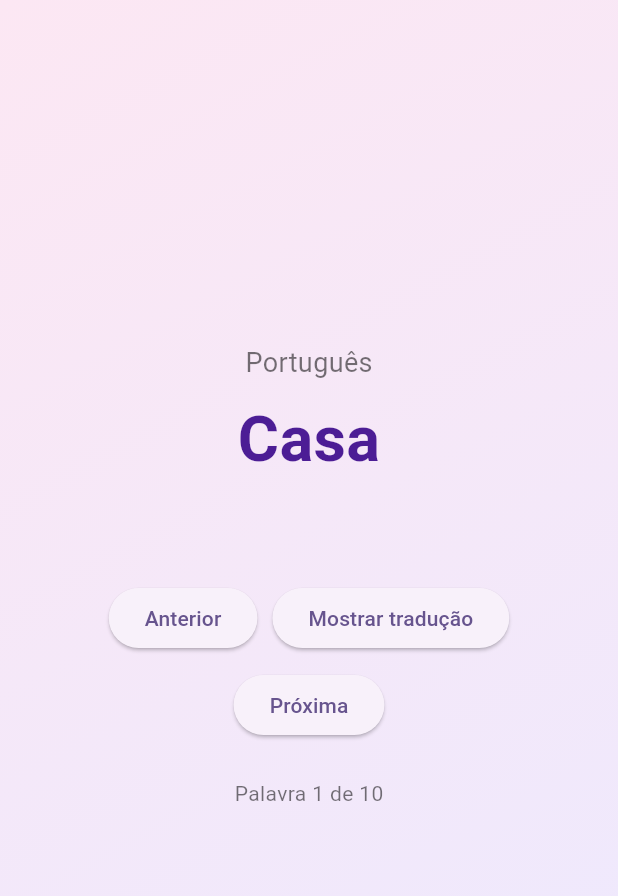
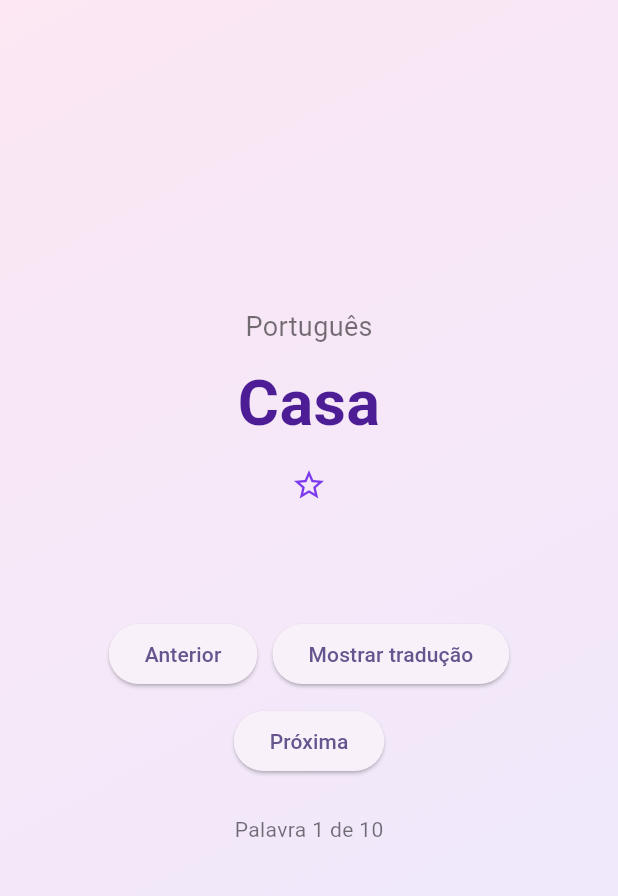
Before and after one commit to leticiabreuh/tradutorDePalavras, a Flutter app: the screen it shows after launch, on a phone screen of 412 x 824 dp, the part 84-980 px from its top. Run offline on Flutter 3.47's test engine with Material 3 defaults, Android fonts, the phone set to English and light mode, and no system bars; our stand-ins replace material_ui.

Commit message:
feat(palavras): adiciona favoritos (#16)
## Descrição
Adiciona ação acessível para favoritar ou remover dos favoritos a
palavra exibida. As favoritas são preservadas ao navegar durante a
sessão.

## Tipo de alteração
- [x] Nova funcionalidade
- [ ] Correção de defeito
- [ ] Documentação
- [ ] Configuração ou manutenção

## Checklist
- [x] Revisei minhas alterações.
- [x] Testei as alterações realizadas.
- [ ] Atualizei a documentação, quando necessário.

## Observações
Fecha #15. `flutter test` (7 testes), `flutter analyze` e `git diff
--check` passaram. Aguardar a publicação da baseline v1.0.0 antes de
mesclar, para que esta funcionalidade gere a versão minor planejada.

```diff
--- a/tradutor_palavras/lib/main.dart
+++ b/tradutor_palavras/lib/main.dart
@@ -45,6 +45,15 @@ class _TelaTradutorState extends State<TelaTradutor> {
 
   int indiceAtual = 0;
   bool mostrarTraducoes = false;
+  final Set<String> palavrasFavoritas = {};
+
+  void alternarFavorito(String palavra) {
+    setState(() {
+      if (!palavrasFavoritas.add(palavra)) {
+        palavrasFavoritas.remove(palavra);
+      }
+    });
+  }
 
   void mostrarTraducao() {
     setState(() {
@@ -106,6 +115,18 @@ class _TelaTradutorState extends State<TelaTradutor> {
                         color: Color(0xFF4C1D95),
                       ),
                     ),
+                    IconButton(
+                      tooltip: palavrasFavoritas.contains(palavraAtual['portugues'])
+                          ? 'Remover dos favoritos'
+                          : 'Favoritar palavra',
+                      onPressed: () => alternarFavorito(palavraAtual['portugues']!),
+                      icon: Icon(
+                        palavrasFavoritas.contains(palavraAtual['portugues'])
+                            ? Icons.star
+                            : Icons.star_border,
+                        color: const Color(0xFF7C3AED),
+                      ),
+                    ),
                     const SizedBox(height: 30),
                     if (mostrarTraducoes)
                       Card(
```
Also changed, not shown: 1 other file.
